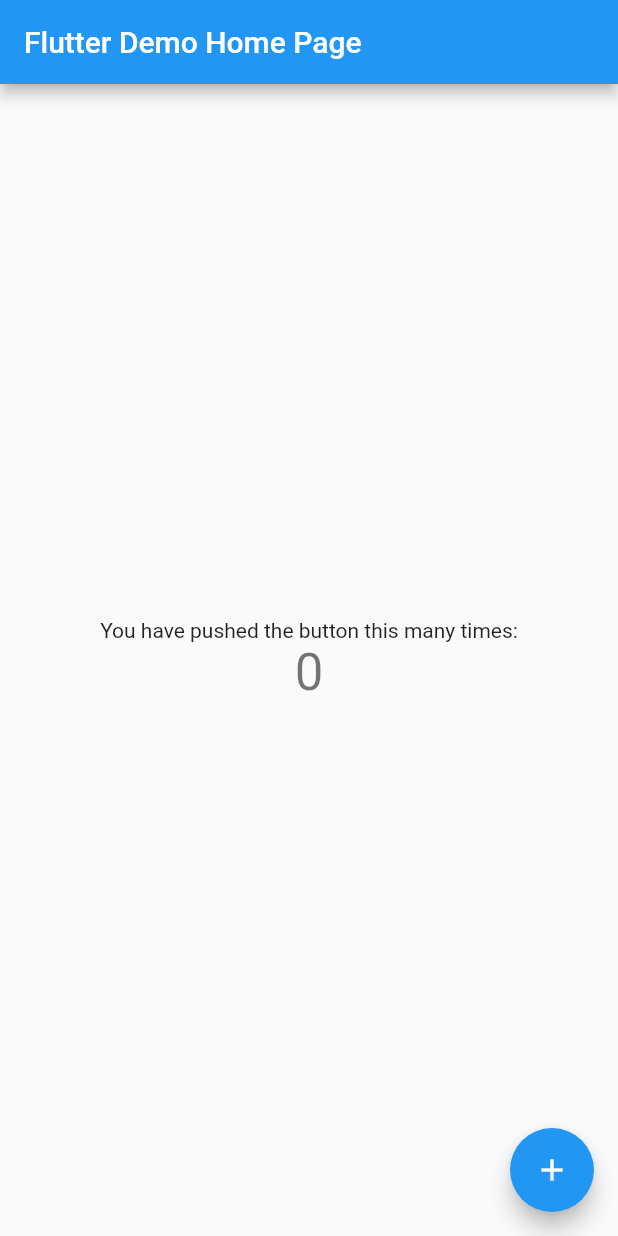
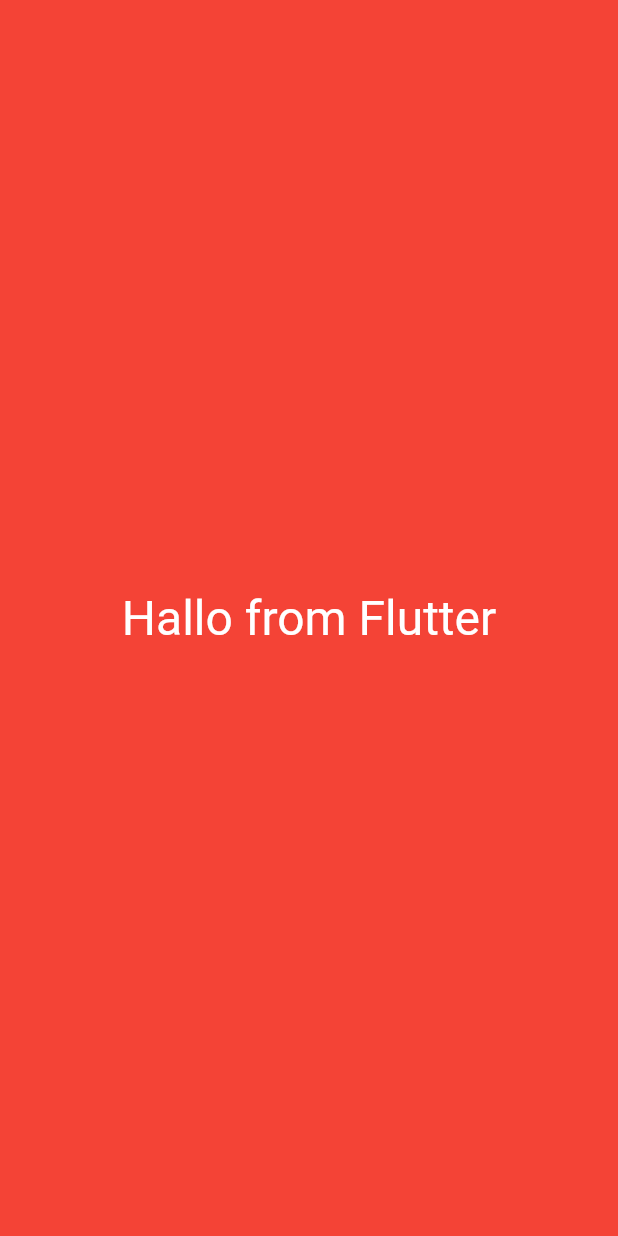
Before and after one commit to kongaman/flutter-beginnersCourse, a Flutter app: the screen it shows after launch, on a phone screen of 412 x 824 dp. Run offline on Flutter 3.47's test engine with Material 2 defaults, Android fonts, the phone set to English and light mode, and no system bars.

Commit message:
Basics: Container with  Color and Text

```diff
--- a/lib/main.dart
+++ b/lib/main.dart
@@ -1,111 +1,12 @@
 import 'package:flutter/material.dart';
 
-void main() => runApp(MyApp());
-
-class MyApp extends StatelessWidget {
-  // This widget is the root of your application.
-  @override
-  Widget build(BuildContext context) {
-    return MaterialApp(
-      title: 'Flutter Demo',
-      theme: ThemeData(
-        // This is the theme of your application.
-        //
-        // Try running your application with "flutter run". You'll see the
-        // application has a blue toolbar. Then, without quitting the app, try
-        // changing the primarySwatch below to Colors.green and then invoke
-        // "hot reload" (press "r" in the console where you ran "flutter run",
-        // or simply save your changes to "hot reload" in a Flutter IDE).
-        // Notice that the counter didn't reset back to zero; the application
-        // is not restarted.
-        primarySwatch: Colors.blue,
-      ),
-      home: MyHomePage(title: 'Flutter Demo Home Page'),
-    );
-  }
+void main(){
+  runApp(
+    Container(
+      color: Colors.red,
+      child: Center(
+          child: Text("Hallo from Flutter", textDirection: TextDirection.ltr, style: TextStyle(fontSize: 32.0, color: Colors.white))
+      )
+    )
+  );
 }
-
-class MyHomePage extends StatefulWidget {
-  MyHomePage({Key key, this.title}) : super(key: key);
-
-  // This widget is the home page of your application. It is stateful, meaning
-  // that it has a State object (defined below) that contains fields that affect
-  // how it looks.
-
-  // This class is the configuration for the state. It holds the values (in this
-  // case the title) provided by the parent (in this case the App widget) and
-  // used by the build method of the State. Fields in a Widget subclass are
-  // always marked "final".
-
-  final String title;
-
-  @override
-  _MyHomePageState createState() => _MyHomePageState();
-}
-
-class _MyHomePageState extends State<MyHomePage> {
-  int _counter = 0;
-
-  void _incrementCounter() {
-    setState(() {
-      // This call to setState tells the Flutter framework that something has
-      // changed in this State, which causes it to rerun the build method below
-      // so that the display can reflect the updated values. If we changed
-      // _counter without calling setState(), then the build method would not be
-      // called again, and so nothing would appear to happen.
-      _counter++;
-    });
-  }
-
-  @override
-  Widget build(BuildContext context) {
-    // This method is rerun every time setState is called, for instance as done
-    // by the _incrementCounter method above.
-    //
-    // The Flutter framework has been optimized to make rerunning build methods
-    // fast, so that you can just rebuild anything that needs updating rather
-    // than having to individually change instances of widgets.
-    return Scaffold(
-      appBar: AppBar(
-        // Here we take the value from the MyHomePage object that was created by
-        // the App.build method, and use it to set our appbar title.
-        title: Text(widget.title),
-      ),
-      body: Center(
-        // Center is a layout widget. It takes a single child and positions it
-        // in the middle of the parent.
-        child: Column(
-          // Column is also layout widget. It takes a list of children and
-          // arranges them vertically. By default, it sizes itself to fit its
-          // children horizontally, and tries to be as tall as its parent.
-          //
-          // Invoke "debug painting" (press "p" in the console, choose the
-          // "Toggle Debug Paint" action from the Flutter Inspector in Android
-          // Studio, or the "Toggle Debug Paint" command in Visual Studio Code)
-          // to see the wireframe for each widget.
-          //
-          // Column has various properties to control how it sizes itself and
-          // how it positions its children. Here we use mainAxisAlignment to
-          // center the children vertically; the main axis here is the vertical
-          // axis because Columns are vertical (the cross axis would be
-          // horizontal).
-          mainAxisAlignment: MainAxisAlignment.center,
-          children: <Widget>[
-            Text(
-              'You have pushed the button this many times:',
-            ),
-            Text(
-              '$_counter',
-              style: Theme.of(context).textTheme.display1,
-            ),
-          ],
-        ),
-      ),
-      floatingActionButton: FloatingActionButton(
-        onPressed: _incrementCounter,
-        tooltip: 'Increment',
-        child: Icon(Icons.add),
-      ), // This trailing comma makes auto-formatting nicer for build methods.
-    );
-  }
-}
```
